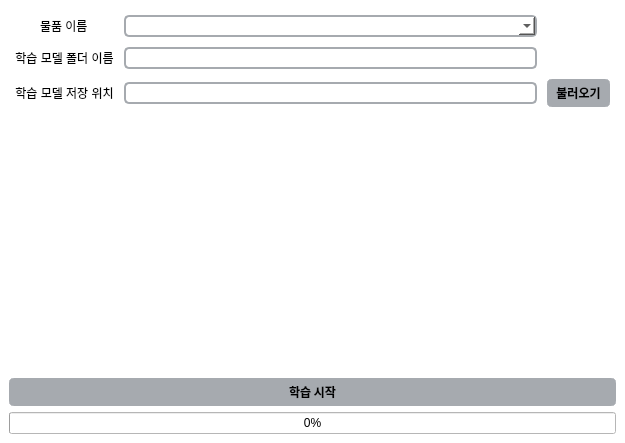
Meawcat/CheckMate, file gui/anomaly_learn_window.ui: the form before one commit.
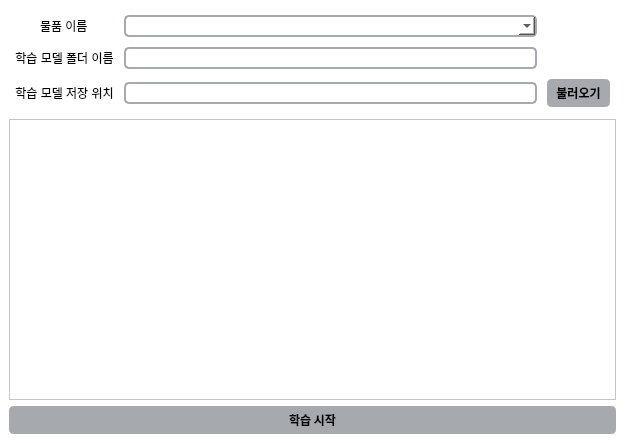
The form after the commit.

What changed in the file:
```diff
--- a/gui/anomaly_learn_window.ui
+++ b/gui/anomaly_learn_window.ui
@@ -187,40 +187,31 @@
       </property>
      </widget>
     </item>
-    <item row="3" column="0">
-     <widget class="QProgressBar" name="progressBar">
-      <property name="value">
-       <number>0</number>
-      </property>
-     </widget>
-    </item>
     <item row="1" column="0">
-     <spacer name="verticalSpacer">
-      <property name="styleSheet">
-       <string>AnomalyLearnWindow {
-	font: 9pt &quot;맑은 고딕&quot;;
-	background-color: #fff;
-}
-QPushButton:hover {
-    color: #fff;
-}
-QPushButton {
-    border: 4px solid#a6aaaf;
-	border-radius: 5px;
-	padding: 1px 5px;
-	background-color: #a6aaaf;
-}</string>
+     <widget class="QScrollArea" name="scrollArea">
+      <property name="widgetResizable">
+       <bool>true</bool>
       </property>
-      <property name="orientation">
-       <enum>Qt::Vertical</enum>
-      </property>
-      <property name="sizeHint" stdset="0">
-       <size>
-        <width>20</width>
-        <height>298</height>
-       </size>
-      </property>
-     </spacer>
+      <widget class="QWidget" name="scrollAreaWidgetContents">
+       <property name="geometry">
+        <rect>
+         <x>0</x>
+         <y>0</y>
+         <width>601</width>
+         <height>257</height>
+        </rect>
+       </property>
+       <layout class="QVBoxLayout" name="verticalLayout">
+        <item>
+         <widget class="QLabel" name="process">
+          <property name="text">
+           <string/>
+          </property>
+         </widget>
+        </item>
+       </layout>
+      </widget>
+     </widget>
     </item>
    </layout>
   </widget>
```
